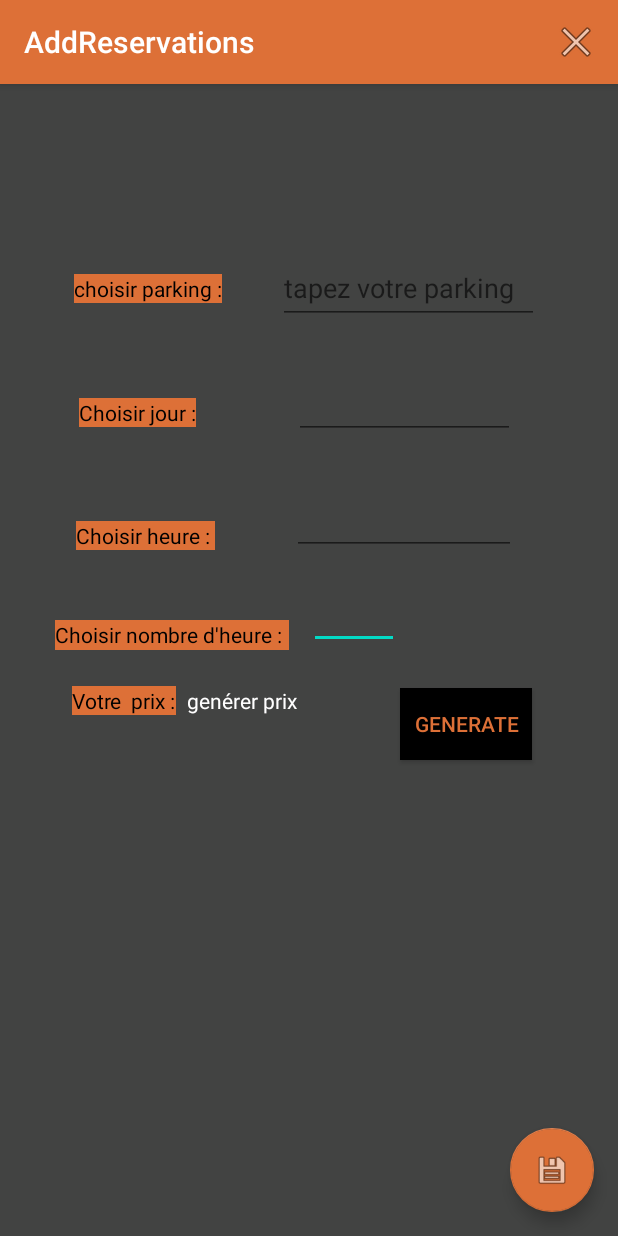
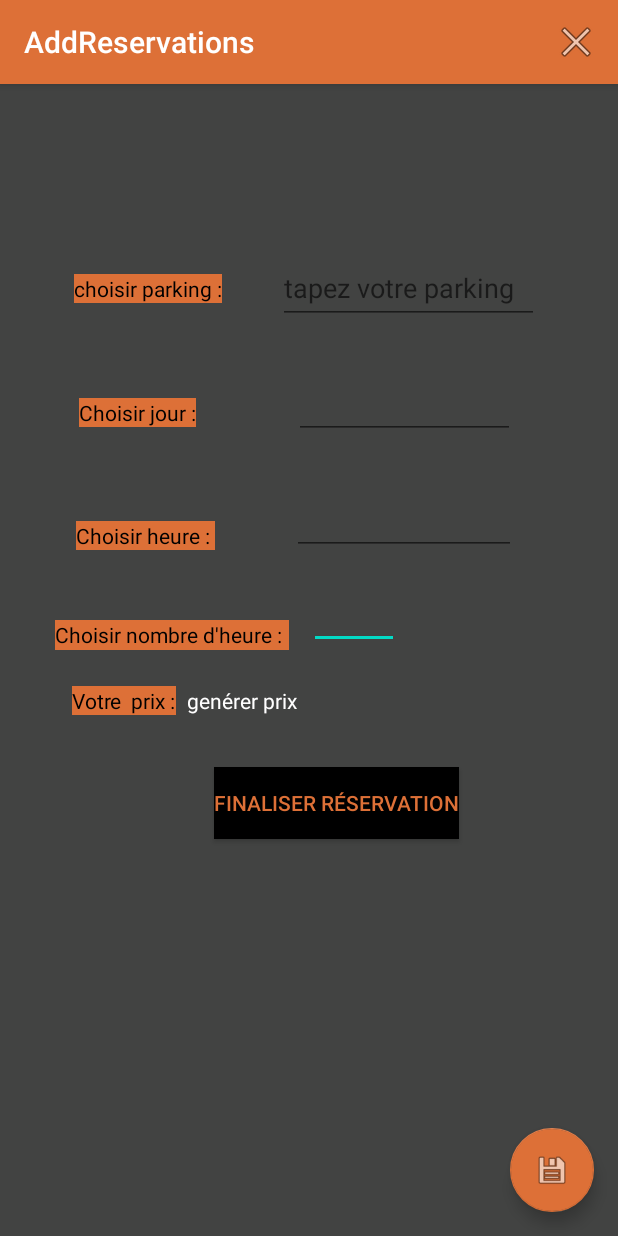
Before and after one commit to mehdibouhamidi/MyParkingapp, an Android app: the MainReservation screen opened directly, with no data from a screen before it, after a tap on an icon or button, on a phone screen of 412 x 824 dp. Run offline under Robolectric (Android 15) with nearby library versions, the phone set to English and light mode, and no system bars; our stand-ins replace Firebase (no records; nobody signed in at launch, a user with empty details on screens opened directly); Roboto replaces fonts that are not available here.

Commit message:
correction orthographe

```diff
--- a/app/src/main/java/com/example/myparking/AddReservations.java
+++ b/app/src/main/java/com/example/myparking/AddReservations.java
@@ -114,7 +114,6 @@ public class AddReservations extends AppCompatActivity {
                 fab.setOnClickListener(new View.OnClickListener() {
                     @Override
                     public void onClick(View view) {
-                        Toast.makeText(AddReservations.this,"Sauvegarder",Toast.LENGTH_SHORT).show();
                         String rparking = parkingvaleur.getText().toString();
                         String rheure = heurevaleur.getText().toString();
                         String rjour = jourvaleur.getText().toString();
@@ -135,7 +134,7 @@ public class AddReservations extends AppCompatActivity {
                         doref.set(reservation).addOnSuccessListener(new OnSuccessListener<Void>() {
                             @Override
                             public void onSuccess(Void aVoid) {
-                                Toast.makeText(AddReservations.this,"votre reservation a été ajouté ",Toast.LENGTH_SHORT).show();
+                                Toast.makeText(AddReservations.this,"votre reservation a été ajoutée ",Toast.LENGTH_SHORT).show();
                                 onBackPressed();
                             }
                         }).addOnFailureListener(new OnFailureListener() {
@@ -166,7 +165,7 @@ public class AddReservations extends AppCompatActivity {
     public boolean onOptionsItemSelected(@NonNull MenuItem item) {
         if(item.getItemId() == R.id.close){
             onBackPressed();
-            Toast.makeText(AddReservations.this,"la réservation est non enregistrer",Toast.LENGTH_SHORT).show();
+            Toast.makeText(AddReservations.this,"la réservation est non enregistrée",Toast.LENGTH_SHORT).show();
         }
         return super.onOptionsItemSelected(item);
     }
--- a/app/src/main/java/com/example/myparking/MainReservation.java
+++ b/app/src/main/java/com/example/myparking/MainReservation.java
@@ -54,7 +54,7 @@ public class MainReservation extends AppCompatActivity {
         fAuth = FirebaseAuth.getInstance();
         user = fAuth.getCurrentUser();
 
-       Query query = fStore.collection("reservations").document(user.getUid()).collection("myReservations").orderBy("day", Query.Direction.DESCENDING);
+       Query query = fStore.collection("reservations").document(user.getUid()).collection("myReservations").orderBy("paking", Query.Direction.DESCENDING);
         FirestoreRecyclerOptions<Reservation> allReservations;
         allReservations = new FirestoreRecyclerOptions.Builder<Reservation>()
                 .setQuery(query, Reservation.class)
--- a/app/src/main/res/layout/activity_signup.xml
+++ b/app/src/main/res/layout/activity_signup.xml
@@ -77,7 +77,7 @@
         android:background="@android:color/transparent"
         android:ems="10"
         android:gravity="center_vertical"
-        android:hint="ici matricule exp:(01-A-21456)"
+        android:hint="ici matricule exp:(01-أ-2541)"
         android:inputType="textPersonName"
         android:paddingLeft="20sp"
         android:textSize="18sp"
--- a/app/src/main/res/layout/content_add_reservations.xml
+++ b/app/src/main/res/layout/content_add_reservations.xml
@@ -109,14 +109,14 @@
         android:layout_width="wrap_content"
         android:layout_height="wrap_content"
         android:background="#000000"
-        android:text="generate"
+        android:text="finaliser réservation"
         android:textColor="@color/colorOrange"
         app:layout_constraintBottom_toBottomOf="parent"
         app:layout_constraintEnd_toEndOf="parent"
-        app:layout_constraintHorizontal_bias="0.823"
+        app:layout_constraintHorizontal_bias="0.574"
         app:layout_constraintStart_toStartOf="parent"
         app:layout_constraintTop_toTopOf="parent"
-        app:layout_constraintVertical_bias="0.559" />
+        app:layout_constraintVertical_bias="0.632" />
 
     <EditText
         android:id="@+id/editTextTextPersonName"
```
